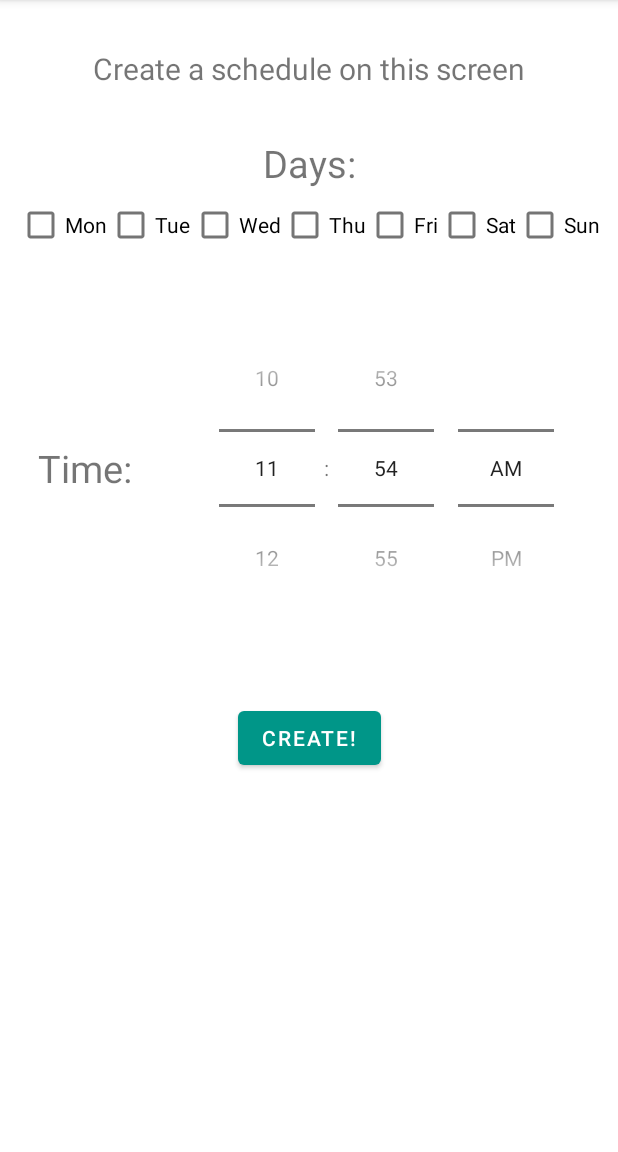
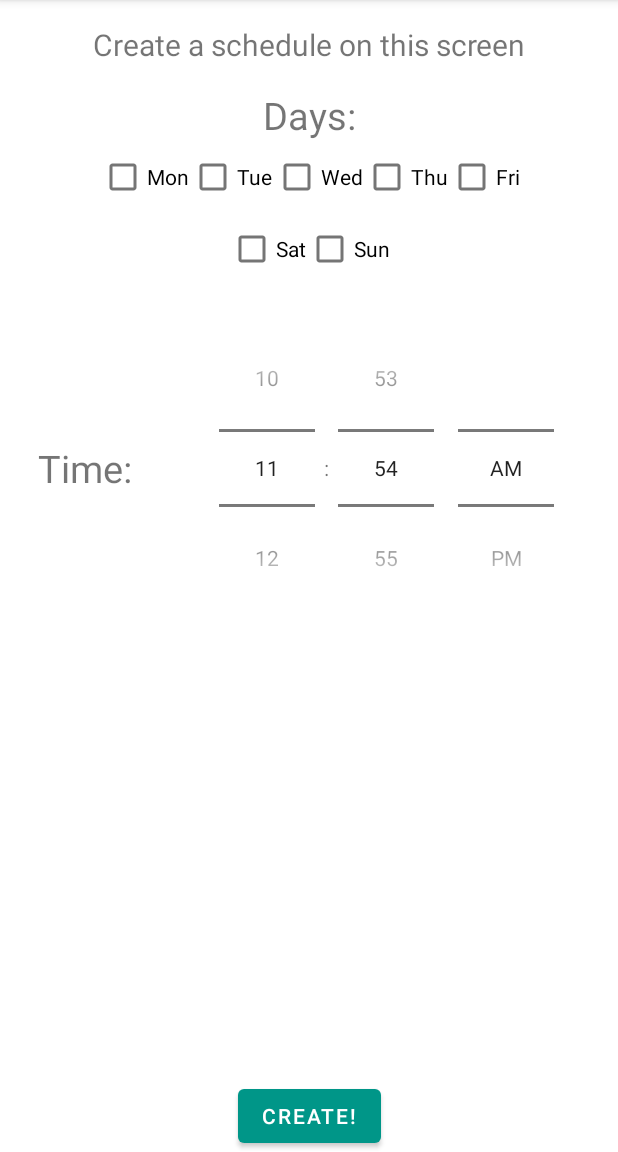
Before and after one commit to tmooretcm/climb-harder, an Android app: the fragment fragmentCreateSchedule shown on its own in the app's theme, on a phone screen of 412 x 824 dp, the part 84-1236 px from its top. Run offline under Robolectric (Android 15) with nearby library versions, the phone set to English and light mode, and no system bars; 1 statement that could not run was skipped.

Commit message:
fixed layout

```diff
--- a/app/src/main/res/layout/fragment_create_schedule.xml
+++ b/app/src/main/res/layout/fragment_create_schedule.xml
@@ -11,7 +11,7 @@
         android:id="@+id/title"
         android:layout_width="wrap_content"
         android:layout_height="wrap_content"
-        android:layout_marginTop="32dp"
+        android:layout_marginTop="16dp"
         android:text="Create a schedule on this screen"
         android:textSize="20sp"
         app:layout_constraintEnd_toEndOf="parent"
@@ -26,18 +26,21 @@
         android:gravity="center"
         android:text="Days:"
         android:textSize="25sp"
-        android:layout_marginTop="32dp"
+        android:layout_marginTop="16dp"
         app:layout_constraintEnd_toEndOf="parent"
         app:layout_constraintStart_toStartOf="parent"
         app:layout_constraintTop_toBottomOf="@id/title" />
 
     <LinearLayout
-        android:id="@+id/day_options"
-        android:layout_width="match_parent"
+        android:id="@+id/day_options_1"
+        android:layout_width="wrap_content"
         android:layout_height="wrap_content"
         android:orientation="horizontal"
-        android:gravity="center"
-        app:layout_constraintTop_toBottomOf="@+id/days_label">
+        android:layout_marginRight="8dp"
+        android:layout_marginLeft="8dp"
+        app:layout_constraintTop_toBottomOf="@+id/days_label"
+        app:layout_constraintStart_toStartOf="parent"
+        app:layout_constraintEnd_toEndOf="parent">
 
         <CheckBox
             android:id="@+id/checkMon"
@@ -69,6 +72,19 @@
             android:layout_height="wrap_content"
             android:text="Fri" />
 
+    </LinearLayout>
+
+    <LinearLayout
+        android:id="@+id/day_options_2"
+        android:layout_width="wrap_content"
+        android:layout_height="wrap_content"
+        android:orientation="horizontal"
+        android:layout_marginRight="8dp"
+        android:layout_marginLeft="8dp"
+        app:layout_constraintTop_toBottomOf="@id/day_options_1"
+        app:layout_constraintStart_toStartOf="parent"
+        app:layout_constraintEnd_toEndOf="parent">
+
         <CheckBox
             android:id="@+id/checkSat"
             android:layout_width="wrap_content"
@@ -88,8 +104,8 @@
         android:layout_width="match_parent"
         android:layout_height="wrap_content"
         android:orientation="horizontal"
-        android:layout_marginTop="32dp"
-        app:layout_constraintTop_toBottomOf="@id/day_options">
+        android:layout_marginTop="16dp"
+        app:layout_constraintTop_toBottomOf="@id/day_options_2">
 
         <TextView
             android:layout_width="wrap_content"
@@ -121,6 +137,6 @@
         android:text="Create!"
         app:layout_constraintEnd_toEndOf="parent"
         app:layout_constraintStart_toStartOf="parent"
-        app:layout_constraintTop_toBottomOf="@id/timepicker_layout" />
+        app:layout_constraintBottom_toBottomOf="parent"/>
 
 </androidx.constraintlayout.widget.ConstraintLayout>
```
